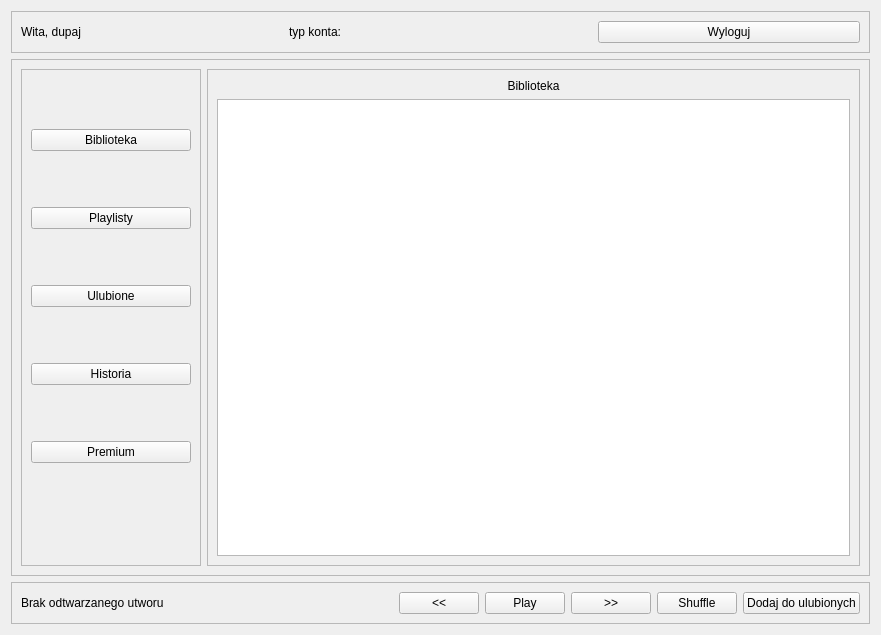
Old version of the form gui/mainwindow.ui in the repository Qu3nr3d/spotify.
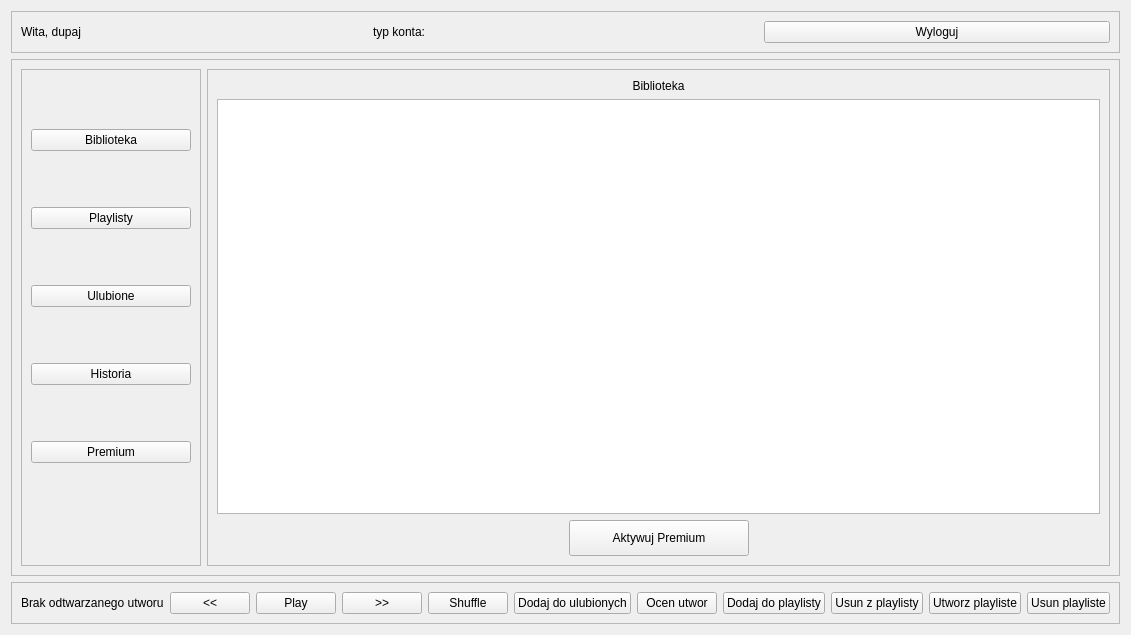
New version of the form.

The edit to the form file:
```diff
--- a/gui/mainwindow.ui
+++ b/gui/mainwindow.ui
@@ -194,6 +194,55 @@
            </property>
           </widget>
          </item>
+         <item>
+          <layout class="QHBoxLayout" name="premiumUpgradeLayout">
+           <item>
+            <spacer name="premiumLeftSpacer">
+             <property name="orientation">
+              <enum>Qt::Orientation::Horizontal</enum>
+             </property>
+             <property name="sizeType">
+              <enum>QSizePolicy::Policy::Expanding</enum>
+             </property>
+             <property name="sizeHint" stdset="0">
+              <size>
+               <width>40</width>
+               <height>20</height>
+              </size>
+             </property>
+            </spacer>
+           </item>
+           <item>
+            <widget class="QPushButton" name="upgradePremiumButton">
+             <property name="minimumSize">
+              <size>
+               <width>180</width>
+               <height>36</height>
+              </size>
+             </property>
+             <property name="text">
+              <string>Aktywuj Premium</string>
+             </property>
+            </widget>
+           </item>
+           <item>
+            <spacer name="premiumRightSpacer">
+             <property name="orientation">
+              <enum>Qt::Orientation::Horizontal</enum>
+             </property>
+             <property name="sizeType">
+              <enum>QSizePolicy::Policy::Expanding</enum>
+             </property>
+             <property name="sizeHint" stdset="0">
+              <size>
+               <width>40</width>
+               <height>20</height>
+              </size>
+             </property>
+            </spacer>
+           </item>
+          </layout>
+         </item>
         </layout>
        </widget>
       </item>
@@ -267,6 +316,41 @@
         </property>
        </widget>
       </item>
+      <item>
+       <widget class="QPushButton" name="rateButton">
+        <property name="text">
+         <string>Ocen utwor</string>
+        </property>
+       </widget>
+      </item>
+      <item>
+       <widget class="QPushButton" name="addToPlaylistButton">
+        <property name="text">
+         <string>Dodaj do playlisty</string>
+        </property>
+       </widget>
+      </item>
+      <item>
+       <widget class="QPushButton" name="removeFromPlaylistButton">
+        <property name="text">
+         <string>Usun z playlisty</string>
+        </property>
+       </widget>
+      </item>
+      <item>
+       <widget class="QPushButton" name="createPlaylistButton">
+        <property name="text">
+         <string>Utworz playliste</string>
+        </property>
+       </widget>
+      </item>
+      <item>
+       <widget class="QPushButton" name="removePlaylistButton">
+        <property name="text">
+         <string>Usun playliste</string>
+        </property>
+       </widget>
+      </item>
      </layout>
     </widget>
    </item>
```
